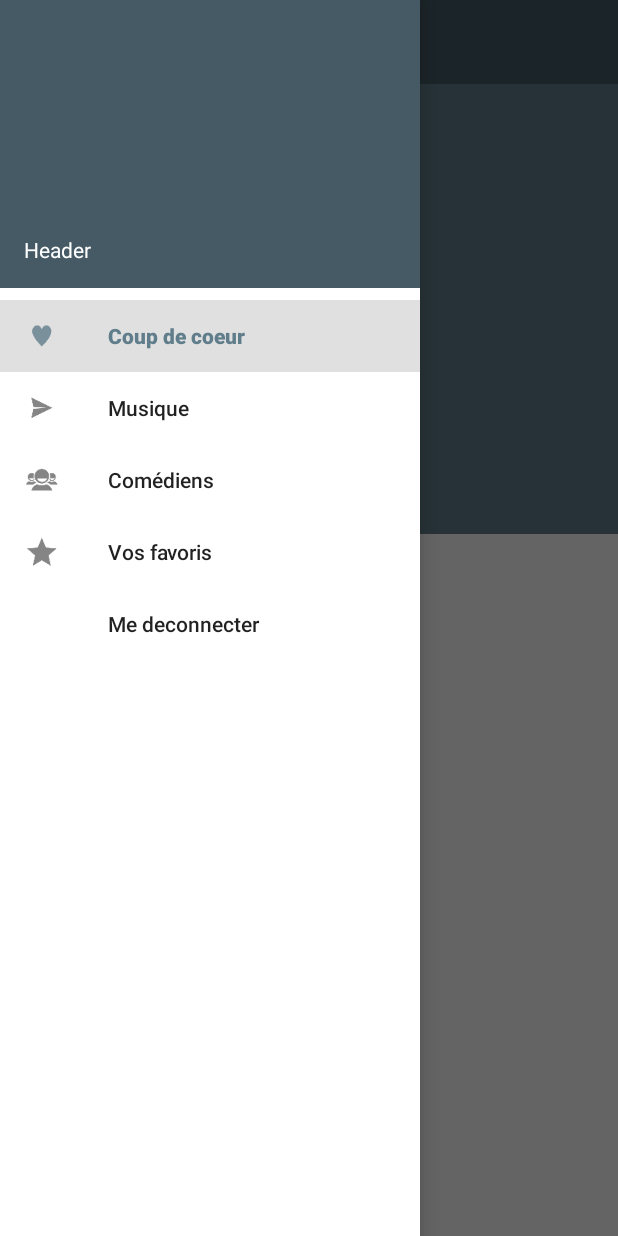
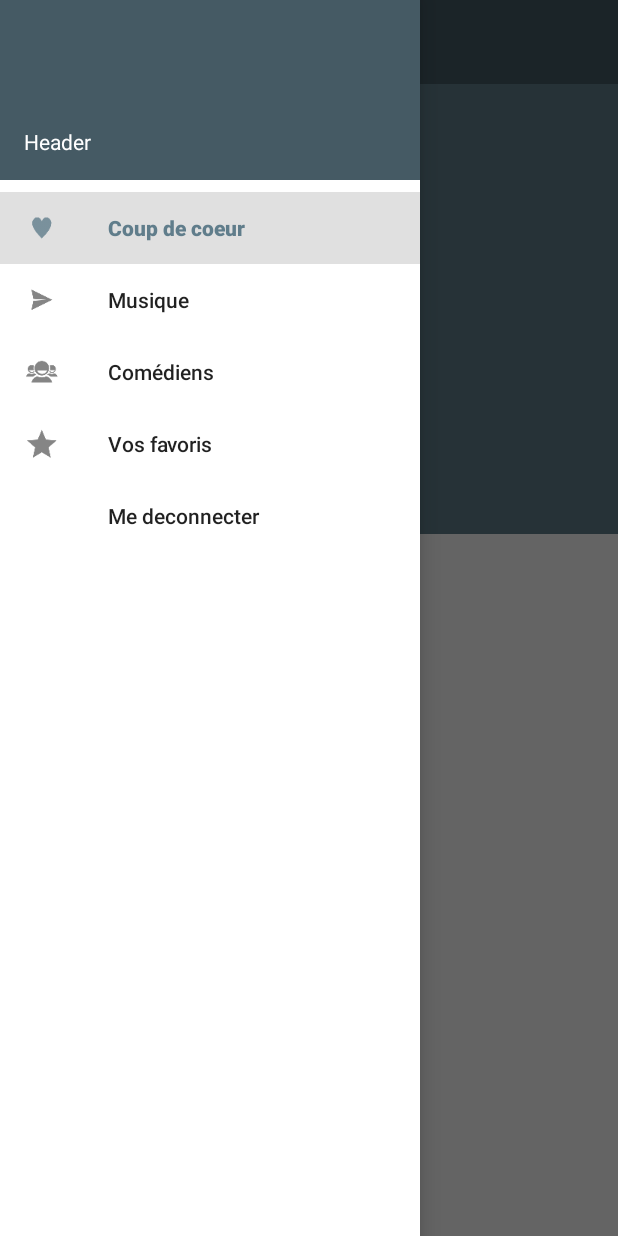
Before and after one commit to ridergoster/new-talent, an Android app: the MainActivity screen opened directly, with no data from a screen before it, with the side drawer open, on a phone screen of 412 x 824 dp. Run offline under Robolectric (Android 15) with nearby library versions, the light colour scheme and no system bars; our stand-ins replace ButterKnife, Picasso; libraries missing offline, so code that uses them is left out: com.github.aurae.retrofit2; pictures from the network do not load; 3 statements that could not run were skipped.

Commit message:
force orientation to portrait, put email in navDrawer header, add button back in authent

```diff
--- a/app/src/main/java/net/andoria/newtalent/activities/MainActivity.java
+++ b/app/src/main/java/net/andoria/newtalent/activities/MainActivity.java
@@ -13,6 +13,8 @@ import android.support.v7.app.AppCompatActivity;
 import android.support.v7.widget.Toolbar;
 import android.util.Log;
 import android.view.MenuItem;
+import android.view.View;
+import android.widget.TextView;
 
 import net.andoria.newtalent.R;
 import net.andoria.newtalent.fragments.ComicFragment;
@@ -50,7 +52,12 @@ public class MainActivity extends AppCompatActivity {
         this.drawerToggle = setupDrawerToggle();
         mDrawer.addDrawerListener(this.drawerToggle);
         nvView.getMenu().performIdentifierAction(R.id.nav_crush_fragment, 0);
-
+        View headerView;
+        if (nvView != null) {
+            headerView = nvView.getHeaderView(0);
+            TextView tvEmail = (TextView) headerView.findViewById(R.id.tv_nav_header);
+            tvEmail.setText(SessionData.getInstance().getCurrentUser().getEmail());
+        }
     }
 
     @Override
--- a/app/src/main/res/layout/nav_header.xml
+++ b/app/src/main/res/layout/nav_header.xml
@@ -1,13 +1,14 @@
 <?xml version="1.0" encoding="utf-8"?>
 <LinearLayout xmlns:android="http://schemas.android.com/apk/res/android"
     android:orientation="vertical" android:layout_width="match_parent"
-    android:layout_height="192dp"
+    android:layout_height="120dp"
     android:background="?attr/colorPrimaryDark"
     android:padding="16dp"
     android:theme="@style/ThemeOverlay.AppCompat.Dark"
     android:gravity="bottom">
 
     <TextView
+        android:id="@+id/tv_nav_header"
         android:layout_width="match_parent"
         android:layout_height="wrap_content"
         android:text="Header"
--- a/app/src/main/res/values/strings.xml
+++ b/app/src/main/res/values/strings.xml
@@ -3,6 +3,7 @@
 
     <!--authentication activity-->
     <string name="auth_bt_subsribe">S\'inscrire</string>
+    <string name="auth_bt_exit">Annuler</string>
     <string name="auth_bt_login">Se connecter</string>
     <string name="auth_et_email">Email</string>
     <string name="auth_et_password">Password</string>
```
Also changed, not shown: app/src/main/AndroidManifest.xml (+6 -2 lines), app/src/main/java/net/andoria/newtalent/activities/AuthentActivity.java (+35 -10 lines), app/src/main/res/layout/activity_authent.xml (+13 -0 lines).
